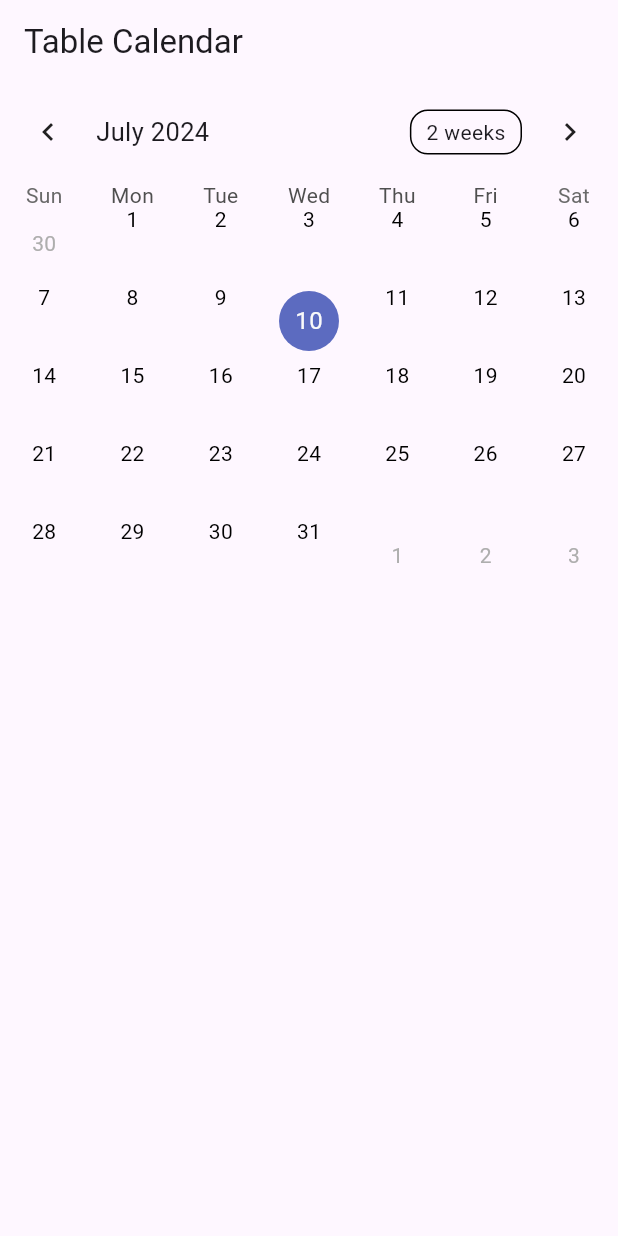
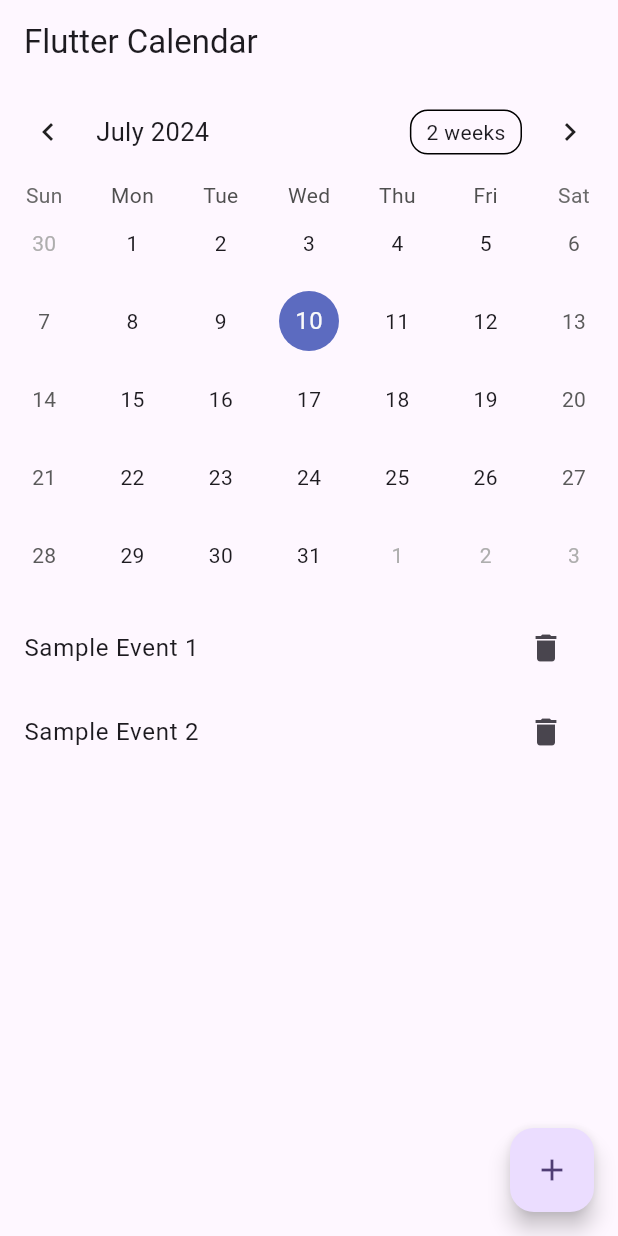
Before and after one commit to bassa-de/flutter_app2, a Flutter app: the screen it shows after launch, on a phone screen of 412 x 824 dp. Run offline on Flutter 3.47's test engine with Material 3 defaults, Android fonts, the phone set to English and light mode, and no system bars; drawn by our look-alikes of table_calendar.

Commit message:
戻す
UIが思ったよりよくなかった

```diff
--- a/lib/main.dart
+++ b/lib/main.dart
@@ -30,56 +30,43 @@ class _CalendarScreenState extends State<CalendarScreen> {
   CalendarFormat _calendarFormat = CalendarFormat.month;
   DateTime _focusedDay = DateTime.now();
   DateTime _selectedDay = DateTime.now();
-  Map<DateTime, double> _budget = {};
+  Map<DateTime, List<String>> _events = {};
 
   @override
   void initState() {
     super.initState();
+    _events = {
+      DateTime.now(): ['Sample Event 1', 'Sample Event 2'],
+    };
   }
 
-  void _showBudgetDialog(DateTime selectedDay) {
-    final TextEditingController _budgetController = TextEditingController();
+  List<String> _getEventsForDay(DateTime day) {
+    return _events[day] ?? [];
+  }
 
-    showDialog(
-      context: context,
-      builder: (BuildContext context) {
-        return AlertDialog(
-          title: Text('Enter Budget for ${selectedDay.toLocal()}'),
-          content: TextField(
-            controller: _budgetController,
-            keyboardType: TextInputType.number,
-            decoration: InputDecoration(
-              hintText: 'Enter amount',
-            ),
-          ),
-          actions: <Widget>[
-            TextButton(
-              child: Text('CANCEL'),
-              onPressed: () {
-                Navigator.of(context).pop();
-              },
-            ),
-            TextButton(
-              child: Text('SAVE'),
-              onPressed: () {
+  void _addEvent(String event) {
     setState(() {
-                  _budget[selectedDay] =
-                      double.tryParse(_budgetController.text) ?? 0.0;
+      if (_events[_selectedDay] != null) {
+        _events[_selectedDay]!.add(event);
+      } else {
+        _events[_selectedDay] = [event];
+      }
     });
-                Navigator.of(context).pop();
-              },
-            ),
-          ],
-        );
-      },
-    );
+  }
+
+  void _removeEvent(String event) {
+    setState(() {
+      _events[_selectedDay]?.remove(event);
+    });
   }
 
   @override
   Widget build(BuildContext context) {
     return Scaffold(
-      appBar: AppBar(title: Text('Table Calendar')),
-      body: TableCalendar(
+      appBar: AppBar(title: Text('Flutter Calendar')),
+      body: Column(
+        children: [
+          TableCalendar(
             firstDay: DateTime.utc(1900, 1, 1),
             lastDay: DateTime.utc(2100, 12, 31),
             focusedDay: _focusedDay,
@@ -90,30 +77,66 @@ class _CalendarScreenState extends State<CalendarScreen> {
                 _selectedDay = selectedDay;
                 _focusedDay = focusedDay;
               });
-          _showBudgetDialog(selectedDay);
             },
             onFormatChanged: (format) {
               setState(() {
                 _calendarFormat = format;
               });
             },
-        calendarBuilders: CalendarBuilders(
-          defaultBuilder: (context, day, focusedDay) {
-            return Column(
-              children: [
-                Text(
-                  day.day.toString(),
-                  style: TextStyle(color: Colors.black),
+            eventLoader: _getEventsForDay,
           ),
-                if (_budget[day] != null)
-                  Text(
-                    '\$${_budget[day]!.toStringAsFixed(2)}',
-                    style: TextStyle(color: Colors.green),
+          const SizedBox(height: 8.0),
+          Expanded(
+            child: ListView(
+              children: _getEventsForDay(_selectedDay)
+                  .map((event) => ListTile(
+                        title: Text(event),
+                        trailing: IconButton(
+                          icon: Icon(Icons.delete),
+                          onPressed: () => _removeEvent(event),
+                        ),
+                      ))
+                  .toList(),
+            ),
           ),
         ],
+      ),
+      floatingActionButton: FloatingActionButton(
+        onPressed: () => _showAddEventDialog(),
+        child: Icon(Icons.add),
+      ),
     );
+  }
+
+  void _showAddEventDialog() {
+    String newEvent = '';
+    showDialog(
+      context: context,
+      builder: (context) => AlertDialog(
+        title: Text('Add Event'),
+        content: TextField(
+          onChanged: (value) {
+            newEvent = value;
           },
+          decoration: InputDecoration(hintText: 'Event Title'),
         ),
+        actions: [
+          TextButton(
+            onPressed: () {
+              Navigator.of(context).pop();
+            },
+            child: Text('Cancel'),
+          ),
+          TextButton(
+            onPressed: () {
+              if (newEvent.isNotEmpty) {
+                _addEvent(newEvent);
+              }
+              Navigator.of(context).pop();
+            },
+            child: Text('Add'),
+          ),
+        ],
       ),
     );
   }
```
Lines whose indentation alone changed are shown as unchanged.
